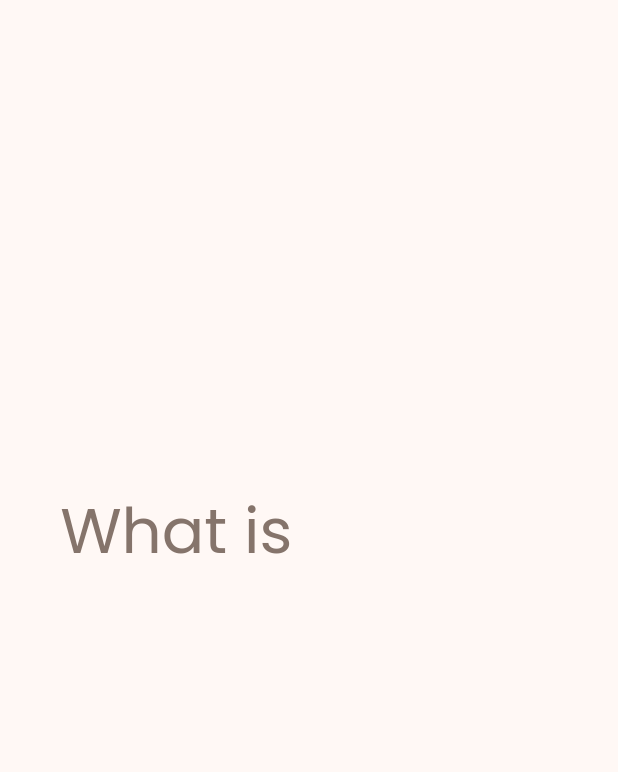
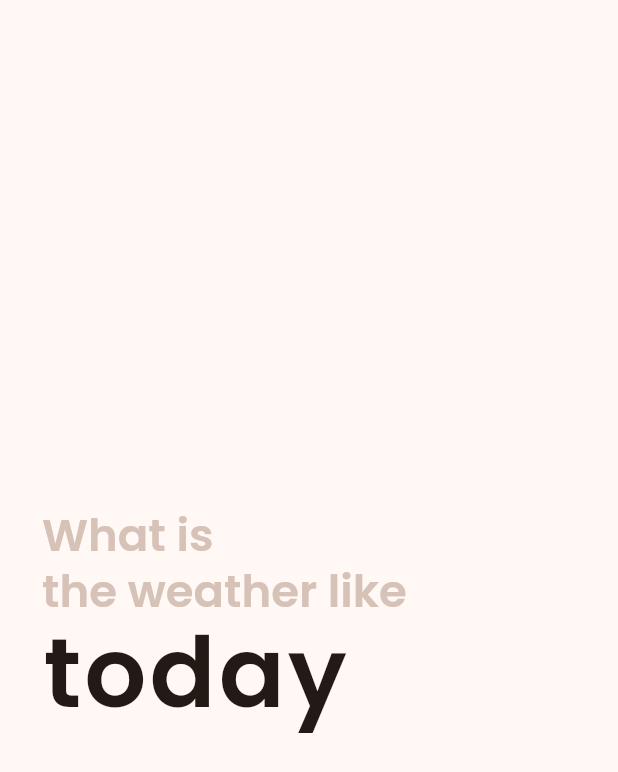
Before and after one commit to zTomz/Today, a Flutter app: the IntroAnimationPage screen opened directly, on a phone screen of 412 x 824 dp. Shown: the top 772 px of the screen. Run offline on Flutter 3.47's test engine with Material 3 defaults, Android fonts, the light colour scheme and no system bars; our stand-ins replace flutter_animate, flutter_hooks, google_fonts, hooks_riverpod, logger, shared_preferences and 1 more; missing offline and left inert: qweather_icons; accounts and stored records are empty.

Commit message:
Fixed intro animation

```diff
--- a/minimalist_weather/lib/main.dart
+++ b/minimalist_weather/lib/main.dart
@@ -1,4 +1,8 @@
 // TODO: Write README
+// TODO: Write tests
+// TODO: Add haptic feedback
+// TODO: Add countdown text
+// FIXME: Intro animation
 
 import 'package:flutter/material.dart';
 import 'package:google_fonts/google_fonts.dart';
--- a/minimalist_weather/lib/pages/intro_animation_page/intro_animation_page.dart
+++ b/minimalist_weather/lib/pages/intro_animation_page/intro_animation_page.dart
@@ -1,3 +1,4 @@
+import 'package:flutter/foundation.dart';
 import 'package:flutter/material.dart';
 import 'package:minimalist_weather/config/constants.dart';
 import 'package:minimalist_weather/pages/cities_page/cities_page.dart';
@@ -22,7 +23,7 @@ class _IntroAnimationPageState extends State<IntroAnimationPage> {
 
   Future<void> startTimer() async {
     while (progress < 6) {
-      await Future.delayed(AnimationDurations.animationLong);
+      await Future.delayed(AnimationDurations.delay);
 
       setState(() {
         progress++;
@@ -33,11 +34,22 @@ class _IntroAnimationPageState extends State<IntroAnimationPage> {
 
     if (mounted) {
       logger.i("Navigating to CitiesPage...");
+
+      // If in debug mode, do not replace the route. So the developer can go
+      // back to the intro page.
+      if (kDebugMode) {
+        Navigator.of(context).push(
+          MaterialPageRoute(
+            builder: (context) => const CitiesPage(),
+          ),
+        );
+      } else {
         Navigator.of(context).pushReplacement(
           MaterialPageRoute(
             builder: (context) => const CitiesPage(),
           ),
         );
+      }
     } else {
       logger.e("Failed to navigate to CitiesPage. The context is not mounted.");
     }
@@ -46,16 +58,9 @@ class _IntroAnimationPageState extends State<IntroAnimationPage> {
   @override
   Widget build(BuildContext context) {
     return Scaffold(
-      body: LayoutBuilder(
-        builder: (context, constraints) {
-          return AnimatedScale(
-            duration: AnimationDurations.animation,
-            scale: (constraints.maxWidth - Spacing.large) /
-                MediaQuery.sizeOf(context).width,
-            child: Row(
-              children: [
-                const SizedBox(width: Spacing.large),
-                Column(
+      body: Padding(
+        padding: const EdgeInsets.all(Spacing.large),
+        child: Column(
           crossAxisAlignment: CrossAxisAlignment.start,
           mainAxisAlignment: MainAxisAlignment.center,
           children: [
@@ -82,10 +87,6 @@ class _IntroAnimationPageState extends State<IntroAnimationPage> {
             ),
           ],
         ),
-              ],
-            ),
-          );
-        },
       ),
     );
   }
@@ -110,8 +111,8 @@ class _FadeInText extends StatelessWidget {
       child: Text(
         text,
         style: style ??
-            Theme.of(context).textTheme.displayMedium!.copyWith(
-                  color: Theme.of(context).colorScheme.outline,
+            Theme.of(context).textTheme.displaySmall!.copyWith(
+                  color: Theme.of(context).colorScheme.outlineVariant,
                 ),
       ),
     );
```
Lines whose indentation alone changed are shown as unchanged.
